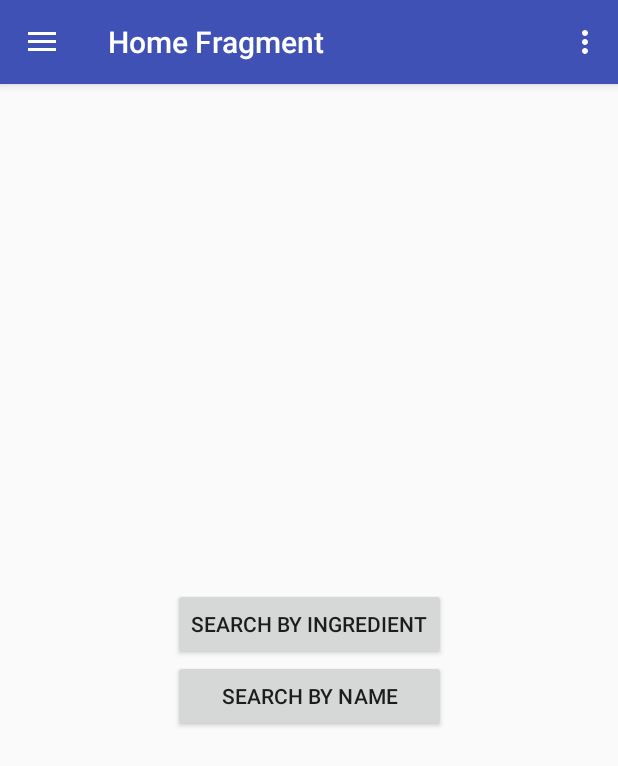
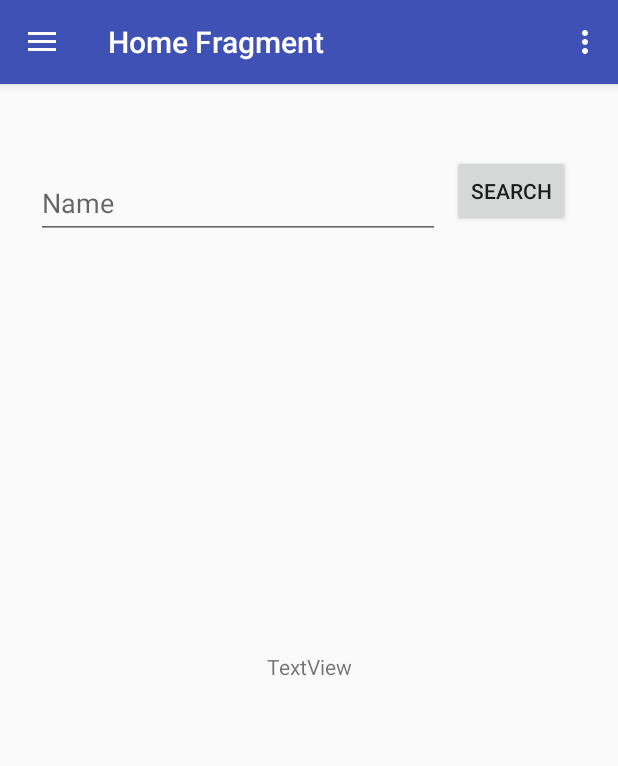
Before and after one commit to TrueAbby24/Whats-for-Dinner, an Android app: the fragment SearchFragment placed in its activity, after a tap on "SEARCH BY NAME", on a phone screen of 412 x 824 dp. Shown: the top 766 px of the screen. Run offline under Robolectric (Android 15) with nearby library versions, the phone set to English and light mode, and no system bars; network calls fail.

Commit message:
SearchFragment Complete everything else to go

```diff
--- a/WhatsforDinner/app/src/main/java/Main/SearchTerms.java
+++ b/WhatsforDinner/app/src/main/java/Main/SearchTerms.java
@@ -177,6 +177,6 @@ public class SearchTerms {
 			buffer.put(x, getCorrespondingArray(x));
 		}
 
-		return buffer.toString().replace(" ", "%20");
+		return buffer.toString().replace(" ", "%20").replace("\"", "%22");
 	}
 }
--- a/WhatsforDinner/app/src/main/java/com/infs3202/wfd/whatsfordinner/NameSearchFragment.java
+++ b/WhatsforDinner/app/src/main/java/com/infs3202/wfd/whatsfordinner/NameSearchFragment.java
@@ -10,6 +10,7 @@ import android.view.LayoutInflater;
 import android.view.View;
 import android.view.ViewGroup;
 import android.widget.Button;
+import android.widget.TextView;
 
 import org.json.simple.parser.ParseException;
 
@@ -24,7 +25,7 @@ import okhttp3.Response;
  */
 public class NameSearchFragment extends Fragment {
 
-    OnFragmentInteractionListener searchCallback;
+    private OnFragmentInteractionListener mListener;
     TextInputEditText searchParam;
 
     public NameSearchFragment() {
@@ -40,9 +41,27 @@ public class NameSearchFragment extends Fragment {
     public View onCreateView(LayoutInflater inflater, ViewGroup container,
                              Bundle savedInstanceState) {
         // Inflate the layout for this fragment
-        return inflater.inflate(R.layout.fragment_name_search, container, false);
+        View view = inflater.inflate(R.layout.fragment_name_search, container, false);
+        final TextView test = (TextView) view.findViewById(R.id.testtext);
+        Button searchButton = (Button) view.findViewById(R.id.nSearch);
+        searchButton.setOnClickListener(new View.OnClickListener() {
+            @Override
+            public void onClick(View view){
 
+                searchParam = (TextInputEditText)getView().findViewById(R.id.nameSearchParam);
+                Response result;
+                result = mListener.runNameSearch(searchParam);
+                Log.v("response return", result.toString());
+                try {
+                    SearchResultsClient src = new SearchResultsClient(result.toString());
+                    test.setText((CharSequence) src);
+                } catch (ParseException e) {
+                    e.printStackTrace();
+                }
+            }
+        });
 
+        return view;
     }
 
     /**
@@ -54,21 +73,29 @@ public class NameSearchFragment extends Fragment {
         super.onAttach(activity);
 
         try {
-            searchCallback = (OnFragmentInteractionListener) activity;
+            mListener = (OnFragmentInteractionListener) activity;
         }catch (ClassCastException e){
             throw new ClassCastException(activity.toString()
             + " must implement OnNameSearchListener");
         }
     }
 
+    @Override
+    public void onDetach() {
+        super.onDetach();
+        mListener = null;
+
+    }
+
+/**
     public void onNameSearchButtonClick(View view) throws ParseException {
         searchParam = (TextInputEditText)getView().findViewById(R.id.nameSearchParam);
         Response result;
-        result = searchCallback.runNameSearch(searchParam);
+        result = mListener.runNameSearch(searchParam);
         Log.v("response return", result.toString());
         SearchResultsClient src = new SearchResultsClient(result.toString());
 
 
     }
-
+**/
 }
--- a/WhatsforDinner/app/src/main/java/com/infs3202/wfd/whatsfordinner/SearchFragment.java
+++ b/WhatsforDinner/app/src/main/java/com/infs3202/wfd/whatsfordinner/SearchFragment.java
@@ -7,11 +7,12 @@ import android.support.v4.app.Fragment;
 import android.view.LayoutInflater;
 import android.view.View;
 import android.view.ViewGroup;
+import android.widget.Button;
 
 
 /**
  * A simple {@link Fragment} subclass.
- * Use the {@link SearchFragment#newInstance} factory method to
+ * Use thectory method to
  * create an instance of this fragment.
  */
 public class SearchFragment extends Fragment {
@@ -32,9 +33,15 @@ public class SearchFragment extends Fragment {
     public View onCreateView(LayoutInflater inflater, ViewGroup container,
                              Bundle savedInstanceState) {
         // Inflate the layout for this fragment
-        return inflater.inflate(R.layout.fragment_search, container, false);
+        View view = inflater.inflate(R.layout.fragment_search, container, false);
 
+        Button nsBtn = (Button) view.findViewById(R.id.nameSearchButton);
+        Button isBtn = (Button) view.findViewById(R.id.ingrSearchButton);
 
+        createListener(nsBtn, "name");
+        createListener(isBtn, "ingr");
+
+        return view;
     }
 
     @Override
@@ -55,12 +62,14 @@ public class SearchFragment extends Fragment {
 
     }
 
-    public void nameSearchClick(View view) {
-        mListener.changeFragment("name");
-    }
 
-    public void ingrSearchClick(View view) {
-        mListener.changeFragment("ingr");
+    public void createListener(Button btn, final String id){
+        btn.setOnClickListener(new View.OnClickListener() {
+            @Override
+            public void onClick(View view){
+                mListener.changeFragment(id);
+            }
+        });
     }
 
 }
--- a/WhatsforDinner/app/src/main/res/layout/fragment_name_search.xml
+++ b/WhatsforDinner/app/src/main/res/layout/fragment_name_search.xml
@@ -49,8 +49,7 @@
         app:layout_constraintBottom_toTopOf="@+id/guideline6"
         app:layout_constraintEnd_toEndOf="parent"
         app:layout_constraintStart_toStartOf="@+id/guideline5"
-        app:layout_constraintTop_toTopOf="parent"
-        android:onClick="onNameSearchButtonClick" />
+        app:layout_constraintTop_toTopOf="parent" />
 
     <android.support.constraint.Guideline
         android:id="@+id/guideline6"
@@ -77,4 +76,18 @@
         app:layout_constraintStart_toStartOf="parent"
         app:layout_constraintTop_toTopOf="@+id/guideline6" />
 
+    <TextView
+        android:id="@+id/testtext"
+        android:layout_width="wrap_content"
+        android:layout_height="wrap_content"
+        android:layout_marginBottom="8dp"
+        android:layout_marginEnd="8dp"
+        android:layout_marginStart="8dp"
+        android:layout_marginTop="8dp"
+        android:text="TextView"
+        app:layout_constraintBottom_toTopOf="@+id/guideline7"
+        app:layout_constraintEnd_toEndOf="parent"
+        app:layout_constraintStart_toStartOf="parent"
+        app:layout_constraintTop_toBottomOf="@+id/ingrRecycleView" />
+
 </android.support.constraint.ConstraintLayout>
--- a/WhatsforDinner/app/src/main/res/layout/fragment_search.xml
+++ b/WhatsforDinner/app/src/main/res/layout/fragment_search.xml
@@ -28,14 +28,14 @@
             android:id="@+id/ingrSearchButton"
             android:layout_width="wrap_content"
             android:layout_height="wrap_content"
-            android:onClick="ingrSearchClick"
+
             android:text="@string/searchByIngr" />
 
         <Button
             android:id="@+id/nameSearchButton"
             android:layout_width="match_parent"
             android:layout_height="wrap_content"
-            android:onClick="nameSearchClick"
+
             android:text="@string/searchByName" />
 
     </LinearLayout>
```
Also changed, not shown: WhatsforDinner/app/src/main/java/com/infs3202/wfd/whatsfordinner/AllergiesFragment.java (+13 -9 lines), WhatsforDinner/app/src/main/java/com/infs3202/wfd/whatsfordinner/DietFragment.java (+10 -6 lines).
